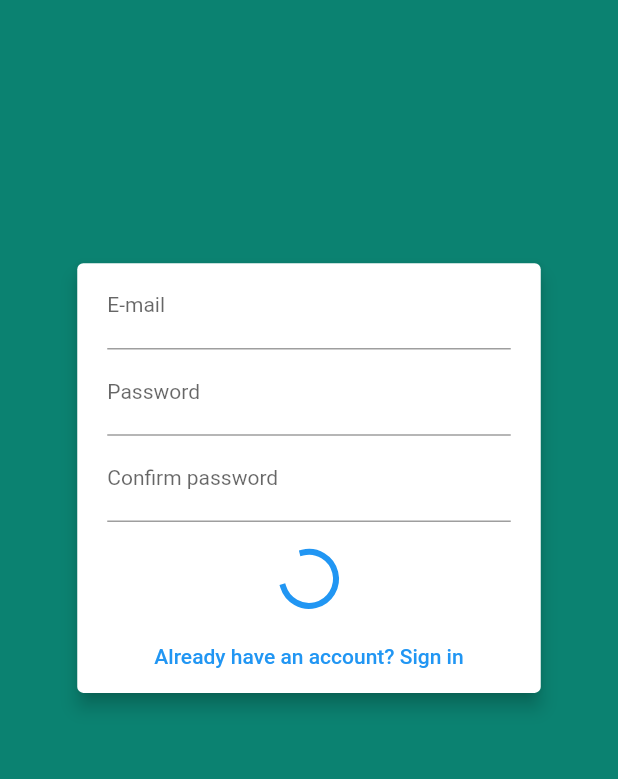
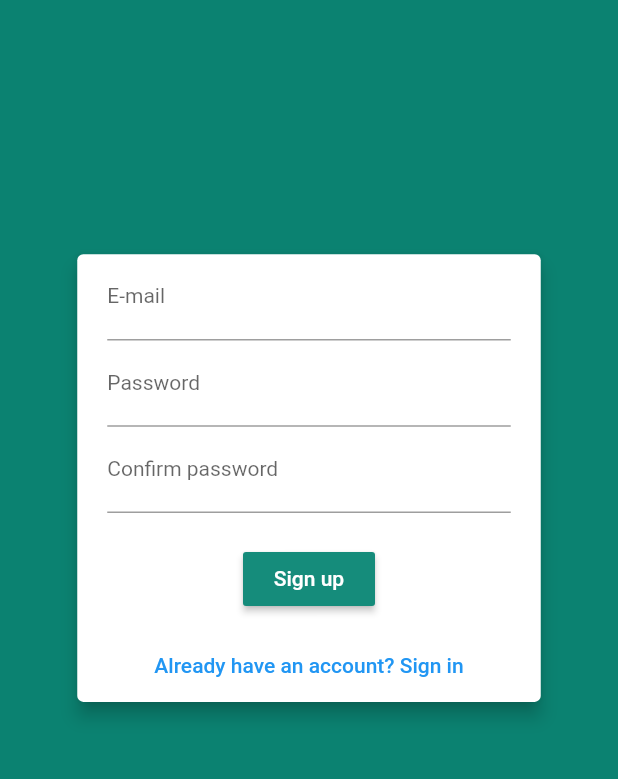
Before and after one commit to AlexPritchin/PressureViewerFront, a Flutter app: the SignupScreen screen opened by its route, on a phone screen of 412 x 824 dp, the part 140-919 px from its top. Run offline on Flutter 3.47's test engine with Material 2 defaults, Android fonts, the phone set to English and light mode, and no system bars; our stand-ins replace charts_flutter, connectivity, csv, file_picker, sqflite; accounts and stored records are empty.

Commit message:
Login and Signup screen bug fixes

```diff
--- a/lib/screens/auth/signup_screen.dart
+++ b/lib/screens/auth/signup_screen.dart
@@ -107,7 +107,8 @@ class _SignupScreenState extends State<SignupScreen> {
                           height: 20,
                         ),
                         _isLoading
-                            ? RaisedButton(
+                            ? CircularProgressIndicator()
+                            : RaisedButton(
                                 color: Color.fromRGBO(21, 140, 123, 1),
                                 onPressed: () {
                                   trySignup(context);
@@ -116,8 +117,7 @@ class _SignupScreenState extends State<SignupScreen> {
                                   'Sign up',
                                   style: TextStyle(color: Colors.white),
                                 ),
-                              )
-                            : CircularProgressIndicator(),
+                              ),
                         SizedBox(
                           height: 10,
                         ),
@@ -137,7 +137,7 @@ class _SignupScreenState extends State<SignupScreen> {
               ),
             ),
           ),
-          Container(
+          if (MediaQuery.of(context).viewInsets.bottom == 0) Container(
             alignment: Alignment.topCenter,
             child: Padding(
               padding: const EdgeInsets.only(top: 60),
```
Also changed, not shown: lib/screens/auth/login_screen.dart (+10 -4 lines).
